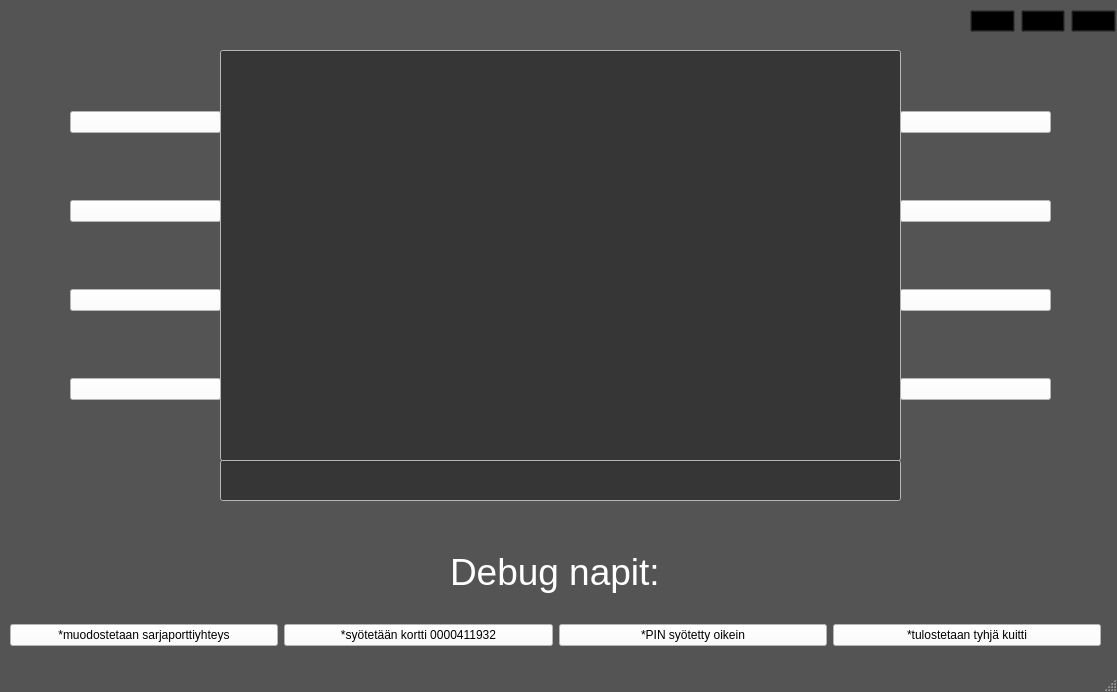
The window that bankautomat_exe/bankautomat/mainwindow.ui (Siistikissa/bankautomat) describes before a commit, drawn with Qt 5.
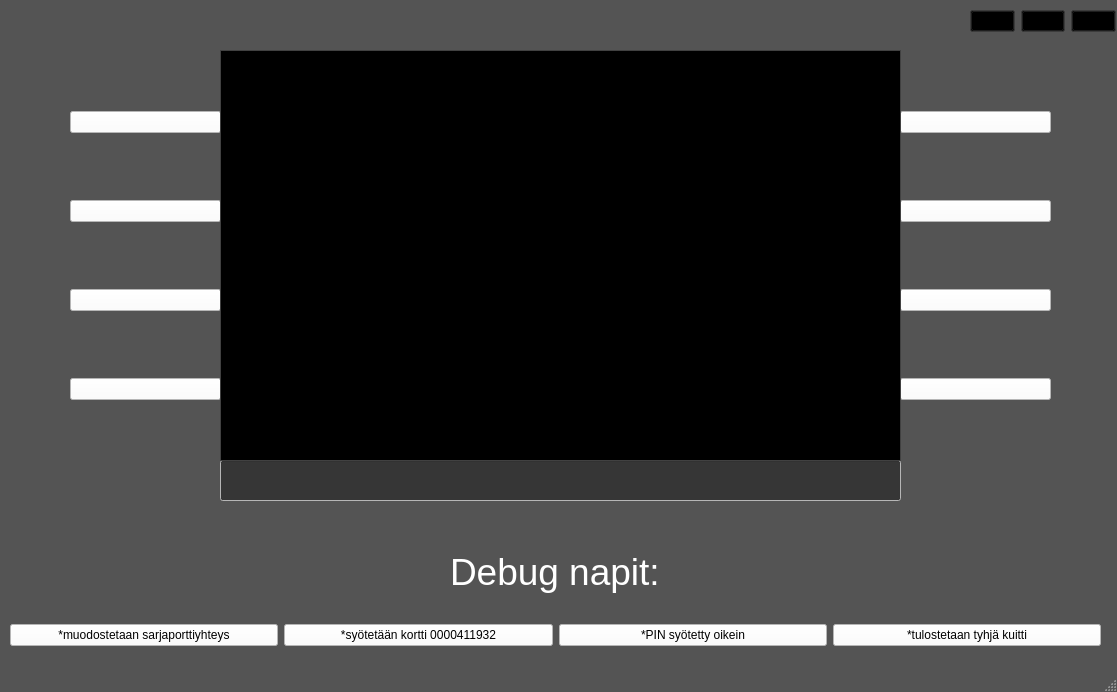
The same window after the commit. Icons and pictures are not drawn.

What changed in the file:
```diff
--- a/bankautomat_exe/bankautomat/mainwindow.ui
+++ b/bankautomat_exe/bankautomat/mainwindow.ui
@@ -2282,544 +2282,6 @@
      </item>
     </layout>
    </widget>
-   <widget class="QLineEdit" name="lineEdit">
-    <property name="geometry">
-     <rect>
-      <x>220</x>
-      <y>50</y>
-      <width>681</width>
-      <height>411</height>
-     </rect>
-    </property>
-    <property name="palette">
-     <palette>
-      <active>
-       <colorrole role="WindowText">
-        <brush brushstyle="SolidPattern">
-         <color alpha="255">
-          <red>255</red>
-          <green>255</green>
-          <blue>255</blue>
-         </color>
-        </brush>
-       </colorrole>
-       <colorrole role="Button">
-        <brush brushstyle="SolidPattern">
-         <color alpha="255">
-          <red>255</red>
-          <green>255</green>
-          <blue>255</blue>
-         </color>
-        </brush>
-       </colorrole>
-       <colorrole role="Light">
-        <brush brushstyle="SolidPattern">
-         <color alpha="255">
-          <red>255</red>
-          <green>255</green>
-          <blue>255</blue>
-         </color>
-        </brush>
-       </colorrole>
-       <colorrole role="Midlight">
-        <brush brushstyle="SolidPattern">
-         <color alpha="255">
-          <red>255</red>
-          <green>255</green>
-          <blue>255</blue>
-         </color>
-        </brush>
-       </colorrole>
-       <colorrole role="Dark">
-        <brush brushstyle="SolidPattern">
-         <color alpha="255">
-          <red>255</red>
-          <green>255</green>
-          <blue>255</blue>
-         </color>
-        </brush>
-       </colorrole>
-       <colorrole role="Mid">
-        <brush brushstyle="SolidPattern">
-         <color alpha="255">
-          <red>255</red>
-          <green>255</green>
-          <blue>255</blue>
-         </color>
-        </brush>
-       </colorrole>
-       <colorrole role="Text">
-        <brush brushstyle="SolidPattern">
-         <color alpha="255">
-          <red>255</red>
-          <green>255</green>
-          <blue>255</blue>
-         </color>
-        </brush>
-       </colorrole>
-       <colorrole role="BrightText">
-        <brush brushstyle="SolidPattern">
-         <color alpha="255">
-          <red>255</red>
-          <green>255</green>
-          <blue>255</blue>
-         </color>
-        </brush>
-       </colorrole>
-       <colorrole role="ButtonText">
-        <brush brushstyle="SolidPattern">
-         <color alpha="255">
-          <red>255</red>
-          <green>255</green>
-          <blue>255</blue>
-         </color>
-        </brush>
-       </colorrole>
-       <colorrole role="Base">
-        <brush brushstyle="SolidPattern">
-         <color alpha="255">
-          <red>54</red>
-          <green>54</green>
-          <blue>54</blue>
-         </color>
-        </brush>
-       </colorrole>
-       <colorrole role="Window">
-        <brush brushstyle="SolidPattern">
-         <color alpha="255">
-          <red>255</red>
-          <green>255</green>
-          <blue>255</blue>
-         </color>
-        </brush>
-       </colorrole>
-       <colorrole role="Shadow">
-        <brush brushstyle="SolidPattern">
-         <color alpha="255">
-          <red>255</red>
-          <green>255</green>
-          <blue>255</blue>
-         </color>
-        </brush>
-       </colorrole>
-       <colorrole role="Highlight">
-        <brush brushstyle="SolidPattern">
-         <color alpha="255">
-          <red>255</red>
-          <green>255</green>
-          <blue>255</blue>
-         </color>
-        </brush>
-       </colorrole>
-       <colorrole role="Link">
-        <brush brushstyle="SolidPattern">
-         <color alpha="255">
-          <red>255</red>
-          <green>255</green>
-          <blue>255</blue>
-         </color>
-        </brush>
-       </colorrole>
-       <colorrole role="LinkVisited">
-        <brush brushstyle="SolidPattern">
-         <color alpha="255">
-          <red>255</red>
-          <green>255</green>
-          <blue>255</blue>
-         </color>
-        </brush>
-       </colorrole>
-       <colorrole role="AlternateBase">
-        <brush brushstyle="SolidPattern">
-         <color alpha="255">
-          <red>255</red>
-          <green>255</green>
-          <blue>255</blue>
-         </color>
-        </brush>
-       </colorrole>
-       <colorrole role="ToolTipBase">
-        <brush brushstyle="SolidPattern">
-         <color alpha="255">
-          <red>255</red>
-          <green>255</green>
-          <blue>220</blue>
-         </color>
-        </brush>
-       </colorrole>
-       <colorrole role="ToolTipText">
-        <brush brushstyle="SolidPattern">
-         <color alpha="255">
-          <red>255</red>
-          <green>255</green>
-          <blue>255</blue>
-         </color>
-        </brush>
-       </colorrole>
-       <colorrole role="PlaceholderText">
-        <brush brushstyle="SolidPattern">
-         <color alpha="127">
-          <red>255</red>
-          <green>255</green>
-          <blue>255</blue>
-         </color>
-        </brush>
-       </colorrole>
-      </active>
-      <inactive>
-       <colorrole role="WindowText">
-        <brush brushstyle="SolidPattern">
-         <color alpha="255">
-          <red>255</red>
-          <green>255</green>
-          <blue>255</blue>
-         </color>
-        </brush>
-       </colorrole>
-       <colorrole role="Button">
-        <brush brushstyle="SolidPattern">
-         <color alpha="255">
-          <red>255</red>
-          <green>255</green>
-          <blue>255</blue>
-         </color>
-        </brush>
-       </colorrole>
-       <colorrole role="Light">
-        <brush brushstyle="SolidPattern">
-         <color alpha="255">
-          <red>255</red>
-          <green>255</green>
-          <blue>255</blue>
-         </color>
-        </brush>
-       </colorrole>
-       <colorrole role="Midlight">
-        <brush brushstyle="SolidPattern">
-         <color alpha="255">
-          <red>255</red>
-          <green>255</green>
-          <blue>255</blue>
-         </color>
-        </brush>
-       </colorrole>
-       <colorrole role="Dark">
-        <brush brushstyle="SolidPattern">
-         <color alpha="255">
-          <red>255</red>
-          <green>255</green>
-          <blue>255</blue>
-         </color>
-        </brush>
-       </colorrole>
-       <colorrole role="Mid">
-        <brush brushstyle="SolidPattern">
-         <color alpha="255">
-          <red>255</red>
-          <green>255</green>
-          <blue>255</blue>
-         </color>
-        </brush>
-       </colorrole>
-       <colorrole role="Text">
-        <brush brushstyle="SolidPattern">
-         <color alpha="255">
-          <red>255</red>
-          <green>255</green>
-          <blue>255</blue>
-         </color>
-        </brush>
-       </colorrole>
-       <colorrole role="BrightText">
-        <brush brushstyle="SolidPattern">
-         <color alpha="255">
-          <red>255</red>
-          <green>255</green>
-          <blue>255</blue>
-         </color>
-        </brush>
-       </colorrole>
-       <colorrole role="ButtonText">
-        <brush brushstyle="SolidPattern">
-         <color alpha="255">
-          <red>255</red>
-          <green>255</green>
-          <blue>255</blue>
-         </color>
-        </brush>
-       </colorrole>
-       <colorrole role="Base">
-        <brush brushstyle="SolidPattern">
-         <color alpha="255">
-          <red>54</red>
-          <green>54</green>
-          <blue>54</blue>
-         </color>
-        </brush>
-       </colorrole>
-       <colorrole role="Window">
-        <brush brushstyle="SolidPattern">
-         <color alpha="255">
-          <red>255</red>
-          <green>255</green>
-          <blue>255</blue>
-         </color>
-        </brush>
-       </colorrole>
-       <colorrole role="Shadow">
-        <brush brushstyle="SolidPattern">
-         <color alpha="255">
-          <red>255</red>
-          <green>255</green>
-          <blue>255</blue>
-         </color>
-        </brush>
-       </colorrole>
-       <colorrole role="Highlight">
-        <brush brushstyle="SolidPattern">
-         <color alpha="255">
-          <red>255</red>
-          <green>255</green>
-          <blue>255</blue>
-         </color>
-        </brush>
-       </colorrole>
-       <colorrole role="Link">
-        <brush brushstyle="SolidPattern">
-         <color alpha="255">
-          <red>255</red>
-          <green>255</green>
-          <blue>255</blue>
-         </color>
-        </brush>
-       </colorrole>
-       <colorrole role="LinkVisited">
-        <brush brushstyle="SolidPattern">
-         <color alpha="255">
-          <red>255</red>
-          <green>255</green>
-          <blue>255</blue>
-         </color>
-        </brush>
-       </colorrole>
-       <colorrole role="AlternateBase">
-        <brush brushstyle="SolidPattern">
-         <color alpha="255">
-          <red>255</red>
-          <green>255</green>
-          <blue>255</blue>
-         </color>
-        </brush>
-       </colorrole>
-       <colorrole role="ToolTipBase">
-        <brush brushstyle="SolidPattern">
-         <color alpha="255">
-          <red>255</red>
-          <green>255</green>
-          <blue>220</blue>
-         </color>
-        </brush>
-       </colorrole>
-       <colorrole role="ToolTipText">
-        <brush brushstyle="SolidPattern">
-         <color alpha="255">
-          <red>255</red>
-          <green>255</green>
-          <blue>255</blue>
-         </color>
-        </brush>
-       </colorrole>
-       <colorrole role="PlaceholderText">
-        <brush brushstyle="SolidPattern">
-         <color alpha="127">
-          <red>255</red>
-          <green>255</green>
-          <blue>255</blue>
-         </color>
-        </brush>
-       </colorrole>
-      </inactive>
-      <disabled>
-       <colorrole role="WindowText">
-        <brush brushstyle="SolidPattern">
-         <color alpha="255">
-          <red>255</red>
-          <green>255</green>
-          <blue>255</blue>
-         </color>
-        </brush>
-       </colorrole>
-       <colorrole role="Button">
-        <brush brushstyle="SolidPattern">
-         <color alpha="255">
-          <red>255</red>
-          <green>255</green>
-          <blue>255</blue>
-         </color>
-        </brush>
-       </colorrole>
-       <colorrole role="Light">
-        <brush brushstyle="SolidPattern">
-         <color alpha="255">
-          <red>255</red>
-          <green>255</green>
-          <blue>255</blue>
-         </color>
-        </brush>
-       </colorrole>
-       <colorrole role="Midlight">
-        <brush brushstyle="SolidPattern">
-         <color alpha="255">
-          <red>255</red>
-          <green>255</green>
-          <blue>255</blue>
-         </color>
-        </brush>
-       </colorrole>
-       <colorrole role="Dark">
-        <brush brushstyle="SolidPattern">
-         <color alpha="255">
-          <red>255</red>
-          <green>255</green>
-          <blue>255</blue>
-         </color>
-        </brush>
-       </colorrole>
-       <colorrole role="Mid">
-        <brush brushstyle="SolidPattern">
-         <color alpha="255">
-          <red>255</red>
-          <green>255</green>
-          <blue>255</blue>
-         </color>
-        </brush>
-       </colorrole>
-       <colorrole role="Text">
-        <brush brushstyle="SolidPattern">
-         <color alpha="255">
-          <red>255</red>
-          <green>255</green>
-          <blue>255</blue>
-         </color>
-        </brush>
-       </colorrole>
-       <colorrole role="BrightText">
-        <brush brushstyle="SolidPattern">
-         <color alpha="255">
-          <red>255</red>
-          <green>255</green>
-          <blue>255</blue>
-         </color>
-        </brush>
-       </colorrole>
-       <colorrole role="ButtonText">
-        <brush brushstyle="SolidPattern">
-         <color alpha="255">
-          <red>255</red>
-          <green>255</green>
-          <blue>255</blue>
-         </color>
-        </brush>
-       </colorrole>
-       <colorrole role="Base">
-        <brush brushstyle="SolidPattern">
-         <color alpha="255">
-          <red>255</red>
-          <green>255</green>
-          <blue>255</blue>
-         </color>
-        </brush>
-       </colorrole>
-       <colorrole role="Window">
-        <brush brushstyle="SolidPattern">
-         <color alpha="255">
-          <red>255</red>
-          <green>255</green>
-          <blue>255</blue>
-         </color>
-        </brush>
-       </colorrole>
-       <colorrole role="Shadow">
-        <brush brushstyle="SolidPattern">
-         <color alpha="255">
-          <red>255</red>
-          <green>255</green>
-          <blue>255</blue>
-         </color>
-        </brush>
-       </colorrole>
-       <colorrole role="Link">
-        <brush brushstyle="SolidPattern">
-         <color alpha="255">
-          <red>255</red>
-          <green>255</green>
-          <blue>255</blue>
-         </color>
-        </brush>
-       </colorrole>
-       <colorrole role="LinkVisited">
-        <brush brushstyle="SolidPattern">
-         <color alpha="255">
-          <red>255</red>
-          <green>255</green>
-          <blue>255</blue>
-         </color>
-        </brush>
-       </colorrole>
-       <colorrole role="AlternateBase">
-        <brush brushstyle="SolidPattern">
-         <color alpha="255">
-          <red>255</red>
-          <green>255</green>
-          <blue>255</blue>
-         </color>
-        </brush>
-       </colorrole>
-       <colorrole role="ToolTipBase">
-        <brush brushstyle="SolidPattern">
-         <color alpha="255">
-          <red>255</red>
-          <green>255</green>
-          <blue>220</blue>
-         </color>
-        </brush>
-       </colorrole>
-       <colorrole role="ToolTipText">
-        <brush brushstyle="SolidPattern">
-         <color alpha="255">
-          <red>255</red>
-          <green>255</green>
-          <blue>255</blue>
-         </color>
-        </brush>
-       </colorrole>
-       <colorrole role="PlaceholderText">
-        <brush brushstyle="SolidPattern">
-         <color alpha="127">
-          <red>255</red>
-          <green>255</green>
-          <blue>255</blue>
-         </color>
-        </brush>
-       </colorrole>
-      </disabled>
-     </palette>
-    </property>
-    <property name="font">
-     <font>
-      <pointsize>28</pointsize>
-     </font>
-    </property>
-    <property name="text">
-     <string/>
-    </property>
-    <property name="alignment">
-     <set>Qt::AlignCenter</set>
-    </property>
-    <property name="readOnly">
-     <bool>true</bool>
-    </property>
-   </widget>
    <widget class="QWidget" name="layoutWidget">
     <property name="geometry">
      <rect>
@@ -7037,6 +6499,16 @@
      <bool>true</bool>
     </property>
    </widget>
+   <widget class="QTextEdit" name="textEdit">
+    <property name="geometry">
+     <rect>
+      <x>220</x>
+      <y>50</y>
+      <width>681</width>
+      <height>411</height>
+     </rect>
+    </property>
+   </widget>
   </widget>
   <widget class="QMenuBar" name="menubar">
    <property name="geometry">
```
